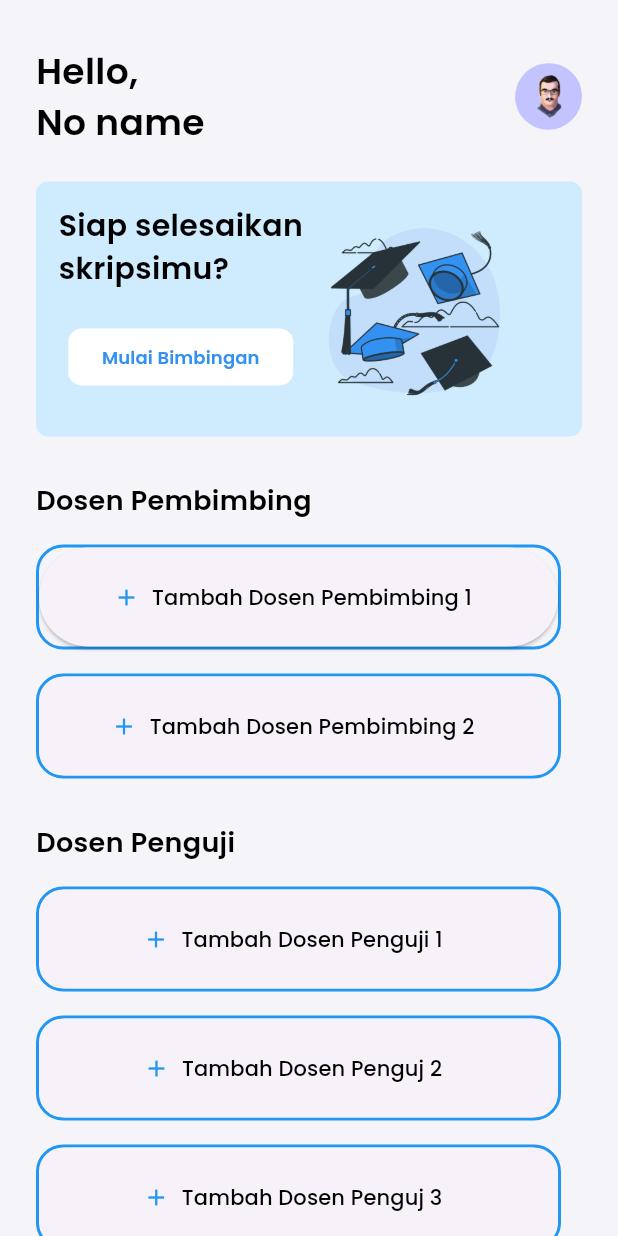
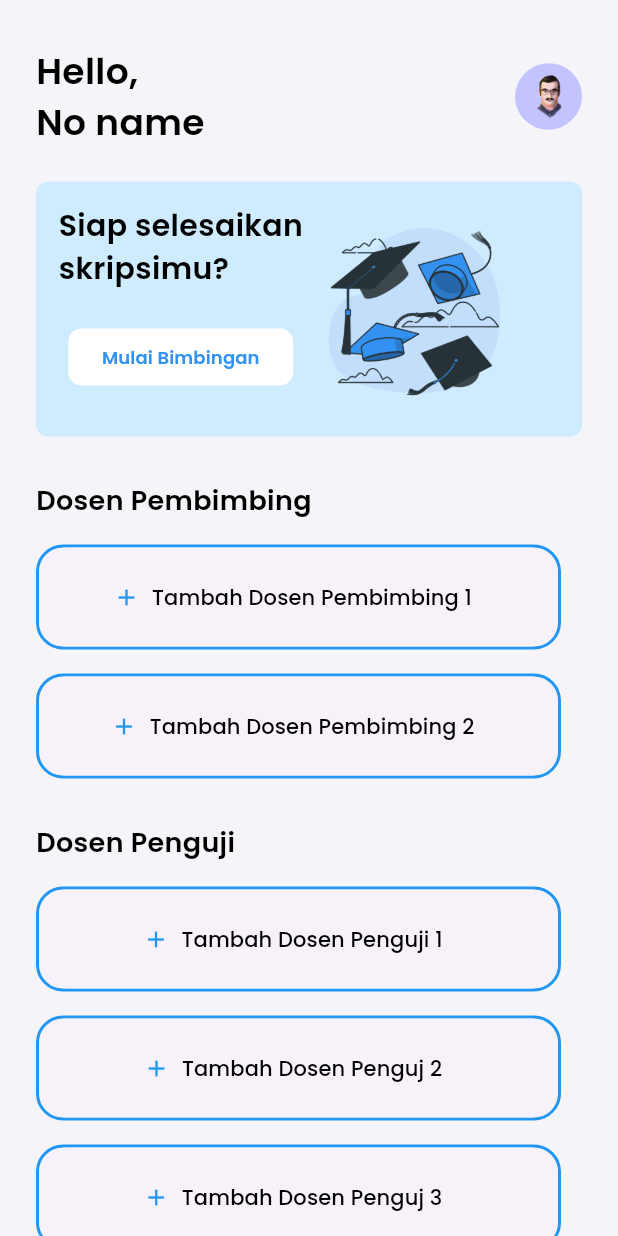
Before and after one commit to adikaksr/dev_mobile-ta, a Flutter app: the HomePage screen opened by its route, on a phone screen of 412 x 824 dp. Run offline on Flutter 3.47's test engine with Material 3 defaults, Android fonts, the phone set to English and light mode, and no system bars; our stand-ins replace bloc, carousel_slider, cloud_firestore, emoji_picker_flutter, file_picker, firebase_core and 6 more; accounts and stored records are empty.

```diff
--- a/lib/controller/login_controller.dart
+++ b/lib/controller/login_controller.dart
@@ -1,8 +1,5 @@
 import 'dart:convert';
 import 'package:cloud_firestore/cloud_firestore.dart';
-import 'package:flutter/material.dart';
-import 'package:flutter/services.dart';
-import 'package:get/get.dart';
 import 'package:flutter_secure_storage/flutter_secure_storage.dart';
 
 class LoginController {
--- a/lib/ui/pages/home_page.dart
+++ b/lib/ui/pages/home_page.dart
@@ -287,7 +287,17 @@ class _HomePageState extends State<HomePage> {
                           fontWeight: medium,
                         ),
                       ),
-                    ))
+                      style: ButtonStyle(
+                        shape:
+                            MaterialStateProperty.all<RoundedRectangleBorder>(
+                          RoundedRectangleBorder(
+                            borderRadius: BorderRadius.circular(18),
+                          ),
+                        ),
+                        elevation: MaterialStateProperty.all(0),
+                      ),
+                    ),
+                  )
                 : DosenTile(
                     nip: currentDosen!.nimNip,
                     name: currentDosen!.name,
```
